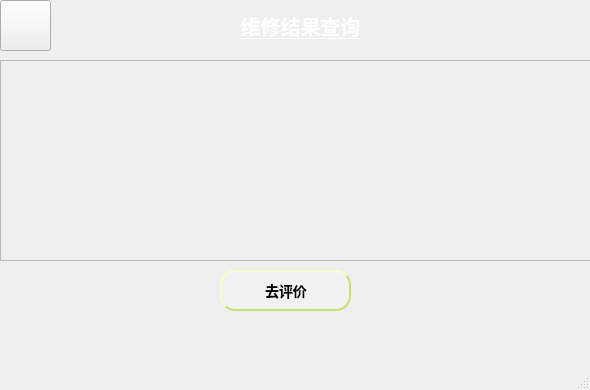
Before: the Qt Designer form mainwindow5.ui in code-aifarmer/Home-appliance-information-management-system-, drawn with Qt 5.
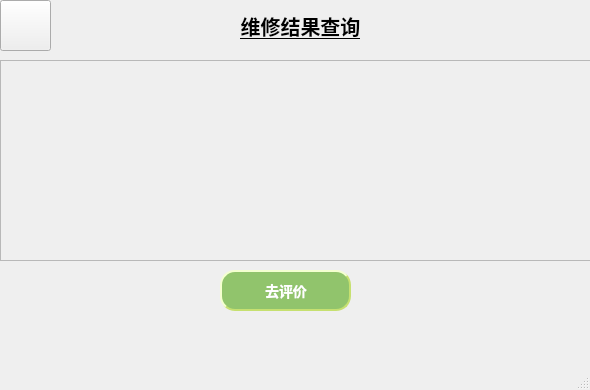
After: the same form once the commit is applied. Icons and pictures are not drawn.

```diff
--- a/mainwindow5.ui
+++ b/mainwindow5.ui
@@ -37,11 +37,9 @@
      </font>
     </property>
     <property name="styleSheet">
-     <string notr="true">
- background-color: qlineargradient(x1:0, y1:0, x2:1, y2:1,
-stop:0 #91c46c,stop:1#91c46c);
- 
-color: white; </string>
+     <string notr="true">color: rgb(255, 255, 255);
+QLable{background-image: url(C:/Users/12234/Desktop/9.jpg);colour:white}
+</string>
     </property>
     <property name="text">
      <string>维修结果查询</string>
@@ -66,11 +64,11 @@
 }
 
 QPushButton {
-background-color: #ffffff;
+background-color: #91c46c;
 color: #ffffff;
-color: black;
+color:white;
                     /* 文字颜色 */
-background-color: #f2f2f2;       /* 背景色 */
+background-color: #91c46c;       /* 背景色 */
 border-style: outset;            /* 边框风格 */
 border-width: 2px;               /* 边框宽度 */
 border-radius: 5px;              /* 边框圆角 */
```
Left out of the diff: 121 changed lines with no effect on the pictures.
